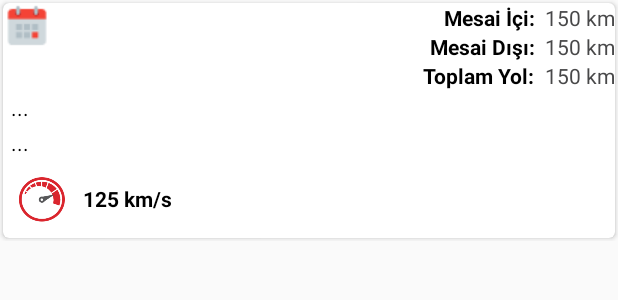
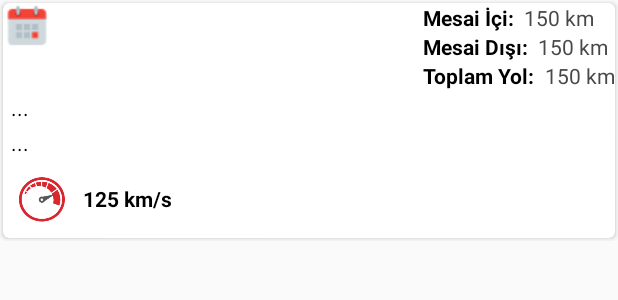
Before and after one commit to cakmakridvan/RotaMobile, an Android app: the layout report_road_item.xml on its own in the app's theme, with its tools: preview values and no code run, on a phone screen of 412 x 824 dp. Shown: the top 300 px of the screen. Run offline under Robolectric (Android 15) with nearby library versions, the light colour scheme and no system bars.

```diff
--- a/src/main/res/layout/report_road_item.xml
+++ b/src/main/res/layout/report_road_item.xml
@@ -49,12 +49,19 @@
 
             </LinearLayout>
 
+    <LinearLayout
+        android:layout_width="wrap_content"
+        android:layout_height="wrap_content"
+        android:gravity="right"
+        android:layout_weight="0.67"
+        >
+
             <LinearLayout
                 android:layout_width="wrap_content"
                 android:layout_height="wrap_content"
                 android:orientation="vertical"
-                android:gravity="right"
-                android:layout_weight="0.67"
+                android:gravity="left"
+
                 >
 
 
@@ -135,6 +142,9 @@
 
             </LinearLayout>
 
+    </LinearLayout>/
+
+
         </LinearLayout>
 
 
```
Also changed, not shown: src/main/java/tr/net/rota/aeyacin/rotamobil/ui/adapters/ReportListAdapter.java (+21 -0 lines), 12 other files.
